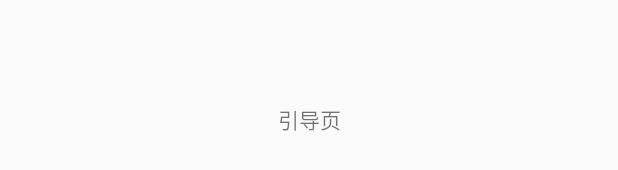
After one commit to itning/YunShuClassSchedule, an Android app: the layout activity_guide.xml on its own in the app's theme, with its tools: preview values and no code run, on a phone screen of 412 x 824 dp. The commit adds this screen. Shown: the part 499-669 px from the top of the screen. Run offline under Robolectric (Android 15) with nearby library versions, the phone set to English and light mode, and no system bars.

Commit message:
guide activity

```diff
--- a/app/src/main/AndroidManifest.xml
+++ b/app/src/main/AndroidManifest.xml
@@ -28,6 +28,9 @@
                 <category android:name="android.intent.category.LAUNCHER" />
             </intent-filter>
         </activity>
+        <activity
+            android:name=".ui.activity.GuideActivity"
+            android:theme="@style/AppTheme.FullScreen" />
 
         <service
             android:name=".service.DownloadService"
--- a/app/src/main/java/top/itning/yunshuclassschedule/entity/ClassSchedule.java
+++ b/app/src/main/java/top/itning/yunshuclassschedule/entity/ClassSchedule.java
@@ -12,7 +12,7 @@ import org.greenrobot.greendao.annotation.Generated;
 @Entity
 public class ClassSchedule {
     /**
-     * 课程编号 班级+周+节
+     * 课程编号 班级-周-节
      */
     @Id
     private String id;
--- /dev/null
+++ b/app/src/main/res/layout/activity_guide.xml
@@ -0,0 +1,18 @@
+<?xml version="1.0" encoding="utf-8"?>
+<android.support.constraint.ConstraintLayout xmlns:android="http://schemas.android.com/apk/res/android"
+    xmlns:app="http://schemas.android.com/apk/res-auto"
+    xmlns:tools="http://schemas.android.com/tools"
+    android:layout_width="match_parent"
+    android:layout_height="match_parent"
+    tools:context=".ui.activity.GuideActivity">
+
+    <TextView
+        android:id="@+id/textView4"
+        android:layout_width="wrap_content"
+        android:layout_height="wrap_content"
+        android:text="引导页"
+        app:layout_constraintBottom_toBottomOf="parent"
+        app:layout_constraintEnd_toEndOf="parent"
+        app:layout_constraintStart_toStartOf="parent"
+        app:layout_constraintTop_toTopOf="parent" />
+</android.support.constraint.ConstraintLayout>
```
Also changed, not shown: app/src/main/java/top/itning/yunshuclassschedule/ConstantPool.java (+10 -1 lines), app/src/main/java/top/itning/yunshuclassschedule/ui/activity/GuideActivity.java (added, +58 -0 lines), app/src/main/java/top/itning/yunshuclassschedule/ui/activity/SplashActivity.java (+17 -2 lines).
